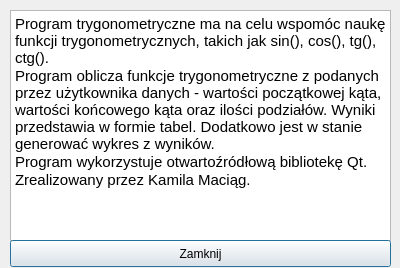
Before: the Qt Designer form ui/dialog.ui in Dragonk/Trygonometryczne, drawn with Qt 5.
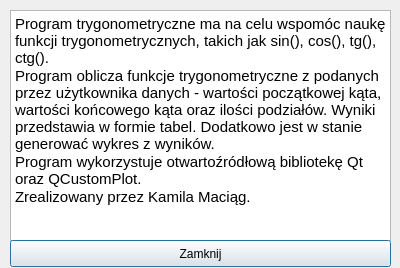
After: the same form once the commit is applied.

Commit message: Uzupelenienie informacji w readme i

Patch:
```diff
--- a/ui/dialog.ui
+++ b/ui/dialog.ui
@@ -32,7 +32,7 @@
 &lt;/style&gt;&lt;/head&gt;&lt;body style=&quot; font-family:'Oxygen-Sans'; font-size:10pt; font-weight:400; font-style:normal;&quot;&gt;
 &lt;p style=&quot; margin-top:0px; margin-bottom:0px; margin-left:0px; margin-right:0px; -qt-block-indent:0; text-indent:0px;&quot;&gt;&lt;span style=&quot; font-family:'Ubuntu'; font-size:11pt;&quot;&gt;Program trygonometryczne ma na celu wspomóc naukę funkcji trygonometrycznych, takich jak sin(), cos(), tg(), ctg().&lt;/span&gt;&lt;/p&gt;
 &lt;p style=&quot; margin-top:0px; margin-bottom:0px; margin-left:0px; margin-right:0px; -qt-block-indent:0; text-indent:0px;&quot;&gt;&lt;span style=&quot; font-family:'Ubuntu'; font-size:11pt;&quot;&gt;Program oblicza funkcje trygonometryczne z podanych przez użytkownika danych - wartości początkowej kąta, wartości końcowego kąta oraz ilości podziałów. Wyniki przedstawia w formie tabel. Dodatkowo jest w stanie generować wykres z wyników.&lt;/span&gt;&lt;/p&gt;
-&lt;p style=&quot; margin-top:0px; margin-bottom:0px; margin-left:0px; margin-right:0px; -qt-block-indent:0; text-indent:0px;&quot;&gt;&lt;span style=&quot; font-family:'Ubuntu'; font-size:11pt;&quot;&gt;Program wykorzystuje otwartoźródłową bibliotekę Qt. &lt;/span&gt;&lt;/p&gt;
+&lt;p style=&quot; margin-top:0px; margin-bottom:0px; margin-left:0px; margin-right:0px; -qt-block-indent:0; text-indent:0px;&quot;&gt;&lt;span style=&quot; font-family:'Ubuntu'; font-size:11pt;&quot;&gt;Program wykorzystuje otwartoźródłową bibliotekę Qt oraz QCustomPlot. &lt;/span&gt;&lt;/p&gt;
 &lt;p style=&quot; margin-top:0px; margin-bottom:0px; margin-left:0px; margin-right:0px; -qt-block-indent:0; text-indent:0px;&quot;&gt;&lt;span style=&quot; font-family:'Ubuntu'; font-size:11pt;&quot;&gt;Zrealizowany przez Kamila Maciąg.&lt;/span&gt;&lt;/p&gt;&lt;/body&gt;&lt;/html&gt;</string>
    </property>
   </widget>
```
The commit also changes 1 other file.
